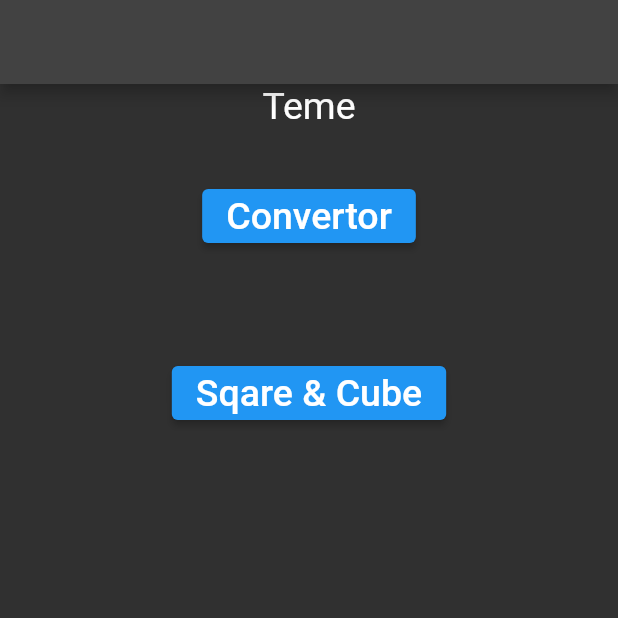
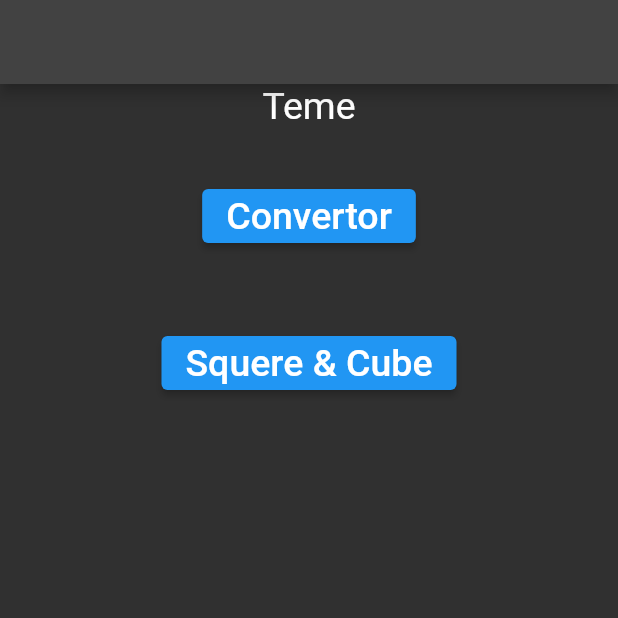
Before and after one commit to MurguAdrian/Teme_2023, a Flutter app: the screen it shows after launch, on a phone screen of 412 x 824 dp, the top half of it. Run offline on Flutter 3.47's test engine with Material 2 defaults, Android fonts, the phone set to English and light mode, and no system bars.

Commit message:
-change lenght 120

```diff
--- a/lib/Home.dart
+++ b/lib/Home.dart
@@ -26,20 +26,22 @@ class Pag1 extends StatelessWidget {
                 ),
                 onPressed: () {
                   Navigator.pushNamed(context, '/2');
-                  }),
+                },
+              ),
             ),
           ),
           Center(
             child: Container(
-              padding: const EdgeInsets.all(35),
+              padding: const EdgeInsets.all(15),
               child: ElevatedButton(
                 child: const Text(
-                    'Sqare & Cube',
+                  'Squere & Cube',
                   style: TextStyle(fontSize: 25),
                 ),
                 onPressed: () {
                   Navigator.pushNamed(context, '/3');
-                  }),
+                },
+              ),
             ),
           ),
         ],
--- a/lib/main.dart
+++ b/lib/main.dart
@@ -1,5 +1,3 @@
-
-
 // ignore_for_file: always_specify_types
 
 import 'package:flutter/material.dart';
```
Also changed, not shown: lib/sqaure_cube2023.dart (+3 -6 lines). Lines whose indentation alone changed are shown as unchanged.
